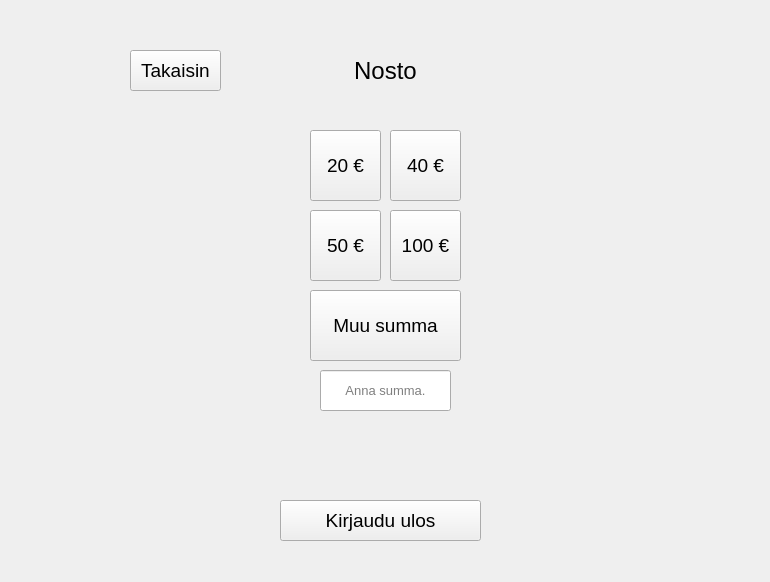
tvt20kmo-ohjelmistokehitysprojekti/Group11, file bank_automat/withdraw.ui: the form before one commit.
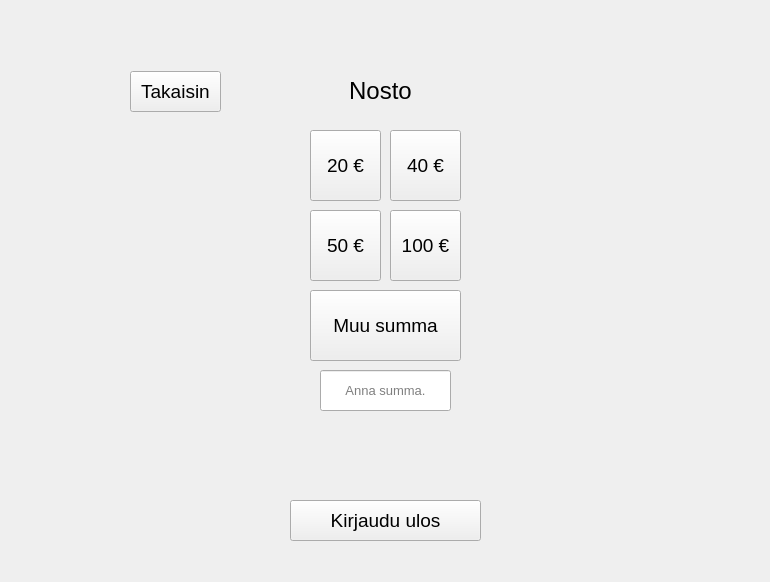
The form after the commit.

```diff
--- a/bank_automat/withdraw.ui
+++ b/bank_automat/withdraw.ui
@@ -21,9 +21,9 @@
   <widget class="QLabel" name="label">
    <property name="geometry">
     <rect>
-     <x>310</x>
-     <y>40</y>
-     <width>151</width>
+     <x>280</x>
+     <y>60</y>
+     <width>201</width>
      <height>61</height>
     </rect>
    </property>
@@ -107,9 +107,9 @@
   <widget class="QPushButton" name="btnClose">
    <property name="geometry">
     <rect>
-     <x>280</x>
+     <x>290</x>
      <y>500</y>
-     <width>201</width>
+     <width>191</width>
      <height>41</height>
     </rect>
    </property>
@@ -125,7 +125,7 @@
    <property name="geometry">
     <rect>
      <x>130</x>
-     <y>50</y>
+     <y>71</y>
      <width>91</width>
      <height>41</height>
     </rect>
```
